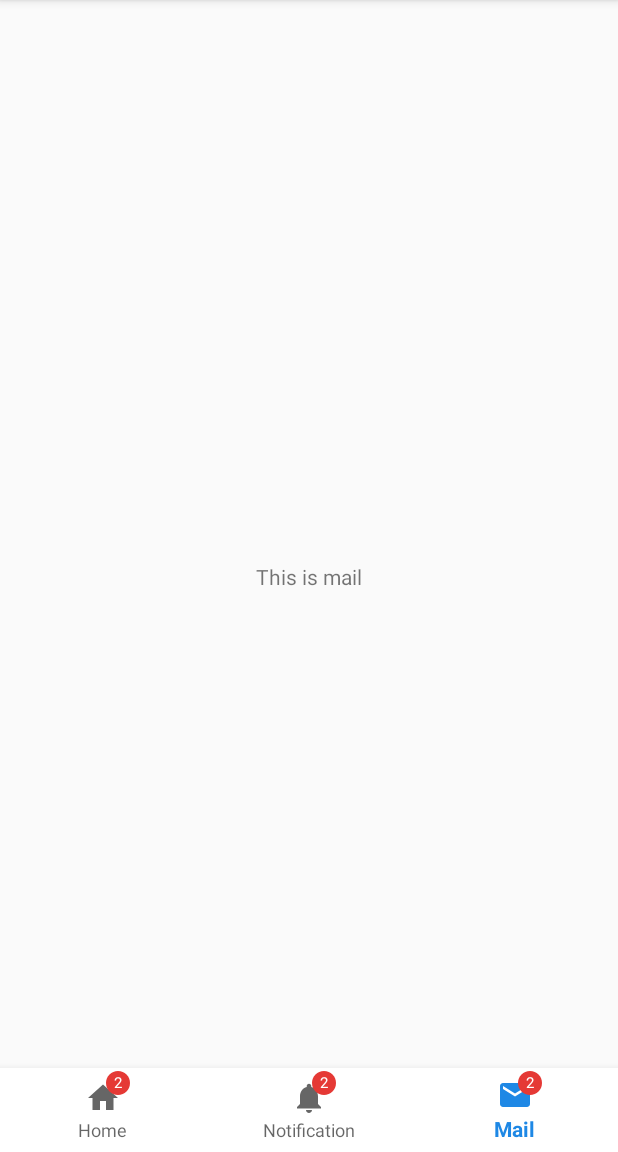
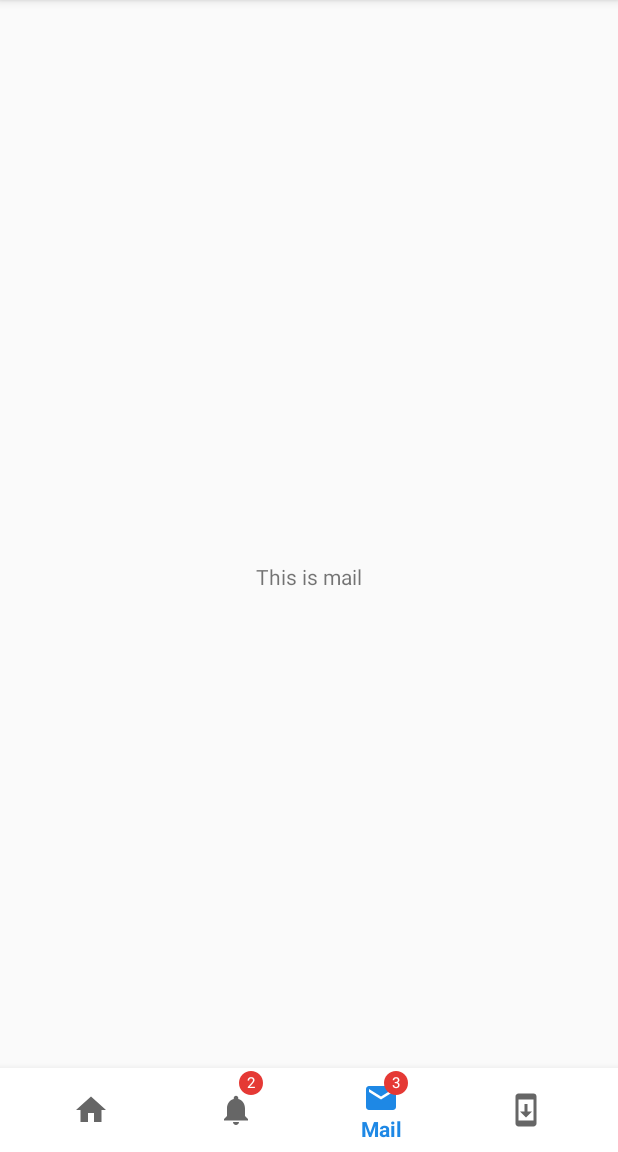
Before and after one commit to ammarptn/bottomNavBadge, an Android app: the screen it shows after launch (MainActivity), item 3 of the bottom bar chosen, on a phone screen of 412 x 824 dp, the part 84-1236 px from its top. Run offline under Robolectric (Android 15) with nearby library versions, the phone set to English and light mode, and no system bars.

Commit message:
handle possible error

```diff
--- a/app/build.gradle
+++ b/app/build.gradle
@@ -6,8 +6,8 @@ android {
         applicationId "com.ammarptn.bottomnavbadgelib"
         minSdkVersion 21
         targetSdkVersion 28
-        versionCode 1
-        versionName "1.0"
+        versionCode 2
+        versionName "1.0.3"
         testInstrumentationRunner "androidx.test.runner.AndroidJUnitRunner"
     }
     buildTypes {
--- a/app/src/main/java/com/ammarptn/bottomnavbadgelib/MainActivity.java
+++ b/app/src/main/java/com/ammarptn/bottomnavbadgelib/MainActivity.java
@@ -32,19 +32,21 @@ public class MainActivity extends AppCompatActivity {
                     title.setText("This is notification");
                 } else if (item.getItemId() == R.id.mail) {
                     title.setText("This is mail");
+                } else if (item.getItemId() == R.id.update) {
+                    title.setText("This is update");
                 }
                 return true;
             }
         });
 
-        Badge badge = NotificationBadge.getBadge(bottomNavMenu, 0);
-        badge.setNumber(2);
+
+
 
         Badge badge2 = NotificationBadge.getBadge(bottomNavMenu, 1);
         badge2.setNumber(2);
 
         Badge badge3 = NotificationBadge.getBadge(bottomNavMenu, 2);
-        badge3.setNumber(2);
+        badge3.setNumber(3);
 
 
 
--- a/app/src/main/res/menu/bottom_nav_menu.xml
+++ b/app/src/main/res/menu/bottom_nav_menu.xml
@@ -16,5 +16,8 @@
         android:icon="@drawable/ic_mail"
         android:title="Mail" />
 
-
+    <item
+        android:id="@+id/update"
+        android:icon="@drawable/ic_system_update"
+        android:title="Update" />
 </menu>
--- a/bottomnavbadge/src/main/java/com/ammarptn/bottomnavbadge/NotificationBadge.java
+++ b/bottomnavbadge/src/main/java/com/ammarptn/bottomnavbadge/NotificationBadge.java
@@ -15,8 +15,13 @@ public class NotificationBadge {
         if (bottomNavigationMenuView.getChildCount() > indexAt) {
             View v = bottomNavigationMenuView.getChildAt(indexAt);
             BottomNavigationItemView itemView = (BottomNavigationItemView) v;
-            View badge = LayoutInflater.from(bottomNavigationMenuView.getContext()).inflate(R.layout.layout_nav_bottom_badge, itemView, true);
-            return badge.findViewById(R.id.notifications_nav_badge);
+            if (itemView.findViewById(R.id.notifications_nav_badge) == null) {
+                View badge = LayoutInflater.from(bottomNavigationMenuView.getContext()).inflate(R.layout.layout_nav_bottom_badge, itemView, true);
+                return badge.findViewById(R.id.notifications_nav_badge);
+            } else {
+                return itemView.findViewById(R.id.notifications_nav_badge);
+            }
+
         } else {
             throw new IndexOutOfBoundsException(String.format("No menu item at %d", indexAt));
         }
--- a/bottomnavbadge/src/main/res/layout/layout_nav_bottom_badge.xml
+++ b/bottomnavbadge/src/main/res/layout/layout_nav_bottom_badge.xml
@@ -1,4 +1,5 @@
-<merge xmlns:android="http://schemas.android.com/apk/res/android">
+<merge xmlns:android="http://schemas.android.com/apk/res/android"
+    xmlns:tools="http://schemas.android.com/tools">
 
     <com.ammarptn.bottomnavbadge.Badge
         android:id="@+id/notifications_nav_badge"
@@ -12,7 +13,7 @@
         android:lines="1"
         android:minWidth="16dp"
         android:minHeight="16dp"
-        android:text="1"
+        android:text="0"
         android:textColor="@android:color/white"
         android:textSize="10sp" />
 </merge>
```
Also changed, not shown: 3 other files.
